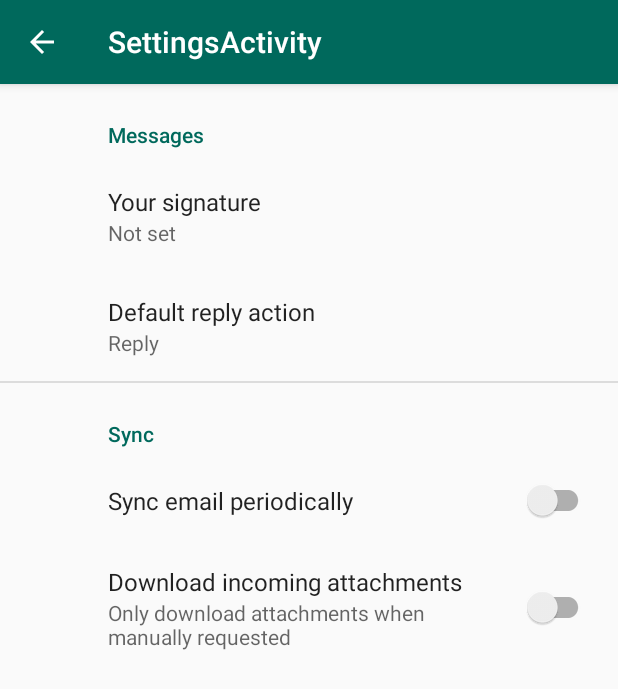
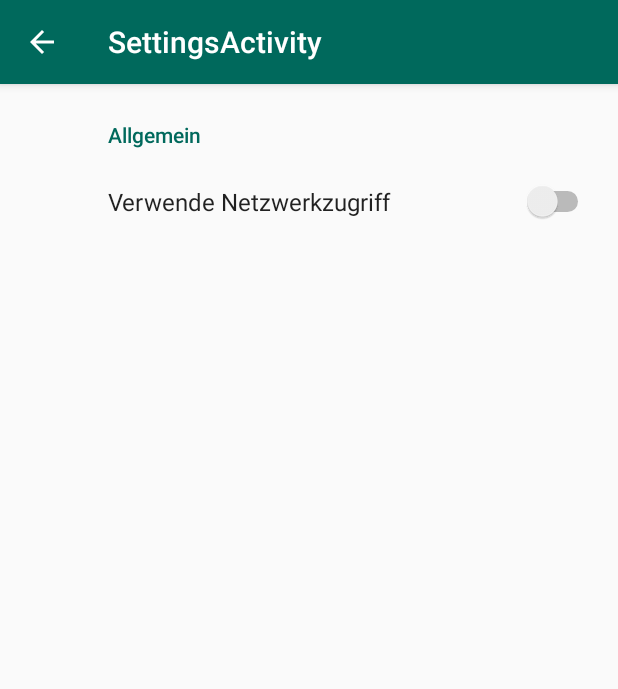
Before and after one commit to keplusplus/SkatManager, an Android app: the SettingsActivity screen opened directly, with no data from a screen before it, on a phone screen of 412 x 824 dp. Shown: the top 689 px of the screen. Run offline under Robolectric (Android 15) with nearby library versions, the phone set to English and light mode, and no system bars; our stand-ins replace androidx.preference.

```diff
--- a/app/src/main/AndroidManifest.xml
+++ b/app/src/main/AndroidManifest.xml
@@ -11,6 +11,7 @@
         android:theme="@style/AppTheme">
         <activity
             android:name=".SettingsActivity"
+            android:parentActivityName=".MainActivity"
             android:label="@string/title_activity_settings"></activity>
         <activity
             android:name=".GameActivity"
--- a/app/src/main/res/values/strings.xml
+++ b/app/src/main/res/values/strings.xml
@@ -46,17 +46,11 @@
     <string name="title_activity_settings">SettingsActivity</string>
 
     <!-- Preference Titles -->
-    <string name="messages_header">Messages</string>
-    <string name="sync_header">Sync</string>
+    <string name="general_header">Allgemein</string>
 
     <!-- Messages Preferences -->
-    <string name="signature_title">Your signature</string>
-    <string name="reply_title">Default reply action</string>
+    <string name="use_network_switch">Verwende Netzwerkzugriff</string>
 
-    <!-- Sync Preferences -->
-    <string name="sync_title">Sync email periodically</string>
-    <string name="attachment_title">Download incoming attachments</string>
-    <string name="attachment_summary_on">Automatically download attachments for incoming emails
-    </string>
-    <string name="attachment_summary_off">Only download attachments when manually requested</string>
+    <!-- Menu items -->
+    <string name="menu_preferences">Einstellungen</string>
 </resources>
--- a/app/src/main/res/xml/root_preferences.xml
+++ b/app/src/main/res/xml/root_preferences.xml
@@ -1,34 +1,10 @@
 <PreferenceScreen xmlns:app="http://schemas.android.com/apk/res-auto">
 
-    <PreferenceCategory app:title="@string/messages_header">
+    <PreferenceCategory app:title="@string/general_header">
 
-        <EditTextPreference
-            app:key="signature"
-            app:title="@string/signature_title"
-            app:useSimpleSummaryProvider="true" />
-
-        <ListPreference
-            app:defaultValue="reply"
-            app:entries="@array/reply_entries"
-            app:entryValues="@array/reply_values"
-            app:key="reply"
-            app:title="@string/reply_title"
-            app:useSimpleSummaryProvider="true" />
-
-    </PreferenceCategory>
-
-    <PreferenceCategory app:title="@string/sync_header">
-
-        <SwitchPreferenceCompat
-            app:key="sync"
-            app:title="@string/sync_title" />
-
-        <SwitchPreferenceCompat
-            app:dependency="sync"
-            app:key="attachment"
-            app:summaryOff="@string/attachment_summary_off"
-            app:summaryOn="@string/attachment_summary_on"
-            app:title="@string/attachment_title" />
+        <SwitchPreference
+            app:key="use_network"
+            app:title="@string/use_network_switch" />
 
     </PreferenceCategory>
 
```
Also changed, not shown: app/src/main/java/org/no_ip/dauerfeuer/skatmanager/MainActivity.java (+22 -0 lines), app/src/main/res/menu/main_activity_options.xml (added, +8 -0 lines).
